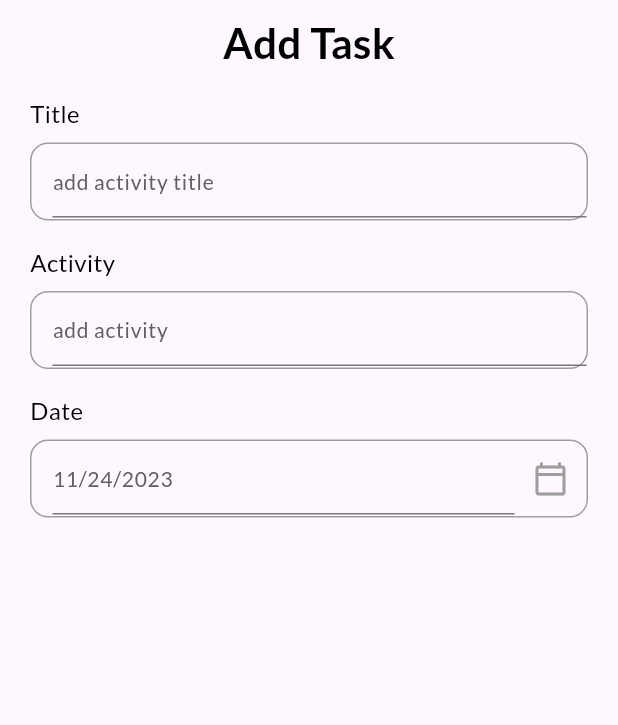
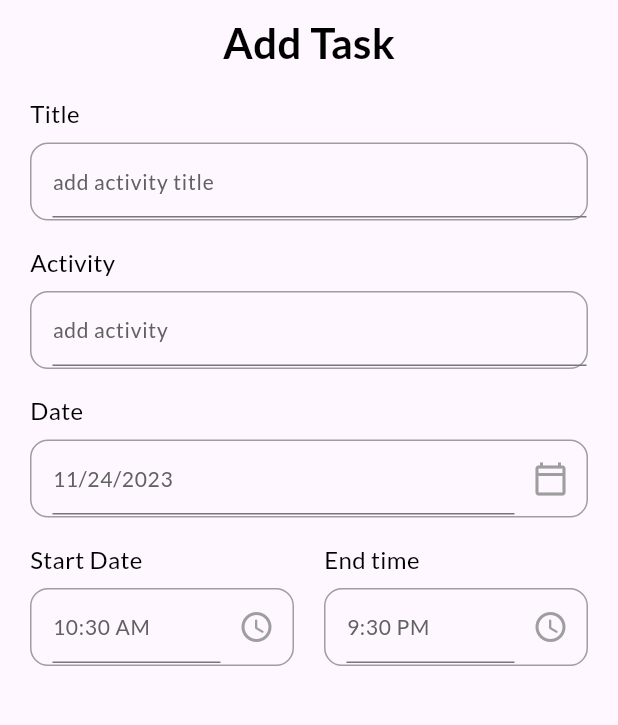
Before and after one commit to bed-phy-52-19/androidstudioflutter, a Flutter app: the AddTaskBar screen opened directly, on a phone screen of 412 x 824 dp, the part 72-797 px from its top. Run offline on Flutter 3.47's test engine with Material 3 defaults, Android fonts, the phone set to English and light mode, and no system bars; our stand-ins replace date_picker_timeline, flutter_local_notifications, get, get_storage, google_fonts, timezone; accounts and stored records are empty.

Commit message:
time feature added

```diff
--- a/lib/ui/add_task_bar.dart
+++ b/lib/ui/add_task_bar.dart
@@ -13,6 +13,8 @@ class AddTaskBar extends StatefulWidget {
 
 class _AddTaskBarState extends State<AddTaskBar> {
   DateTime _selectedDate = DateTime.now();
+  String _endTime = "9:30 PM";
+  String _startTime = DateFormat("hh:mm a").format(DateTime.now()).toString();
 
   @override
   Widget build(BuildContext context) {
@@ -40,7 +42,42 @@ class _AddTaskBarState extends State<AddTaskBar> {
                   },
 
                 ),
-              )
+              ),
+              Row(
+                children: [
+                  Expanded(
+                    child: InputField(
+                      title: "Start Date" ,
+                      hint: _startTime,
+                      widget: IconButton(
+                        onPressed: (){
+                          _getTimeFromUser(isStartTime: true);
+                        },
+                        icon: Icon(
+                          Icons.access_time_rounded,
+                          color: Colors.grey,
+                        ),
+                      ),
+                    ) ,
+                  ),
+                  SizedBox(width: 20,),
+                  Expanded(
+                    child: InputField(
+                      title: "End time" ,
+                      hint: _endTime,
+                      widget: IconButton(
+                        onPressed: (){
+                          _getTimeFromUser(isStartTime:false);
+                        },
+                        icon: Icon(
+                          Icons.access_time_rounded,
+                          color: Colors.grey,
+                        ),
+                      ),
+                    ) ,
+                  ),
+                ],
+              ),
             ],
           ),
         ),
@@ -84,4 +121,25 @@ class _AddTaskBarState extends State<AddTaskBar> {
 
     }
   }
+  _getTimeFromUser({required bool isStartTime}){
+ var pickedTime= _showTimePicker();
+ String _formatedTime = pickedTime.format(context);
+ if(pickedTime){
+
+ }else if(isStartTime==true){
+   _startTime = _formatedTime;
+ }else if(isStartTime ==false ){
+_endTime =_formatedTime;
+ }
+
+  }
+  _showTimePicker(){
+  return showTimePicker(
+      initialEntryMode: TimePickerEntryMode.input,
+      context: context,
+        initialTime: TimeOfDay(
+            hour: 9,
+            minute: 10)
+  );
+  }
 }
```
